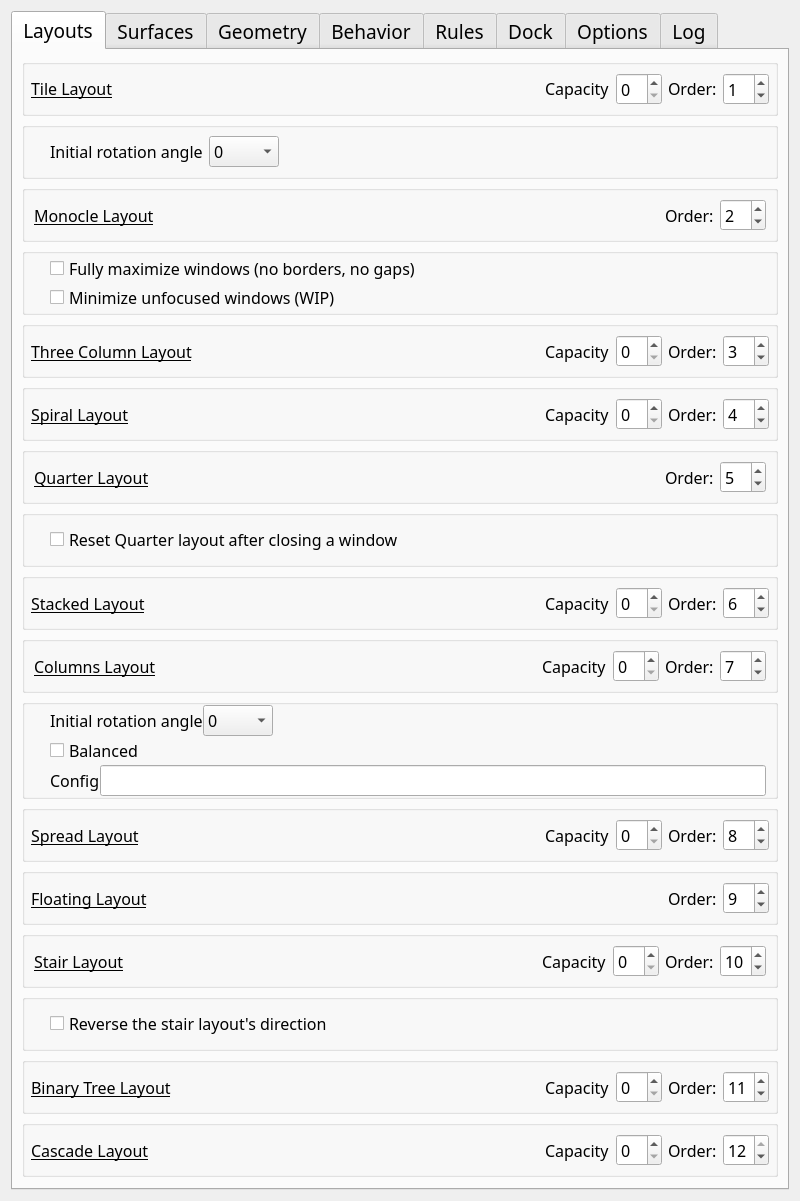
This is res/config.ui in AndyEveritt/Krohnkite as Qt 5 draws it before an edit. The edited form follows.
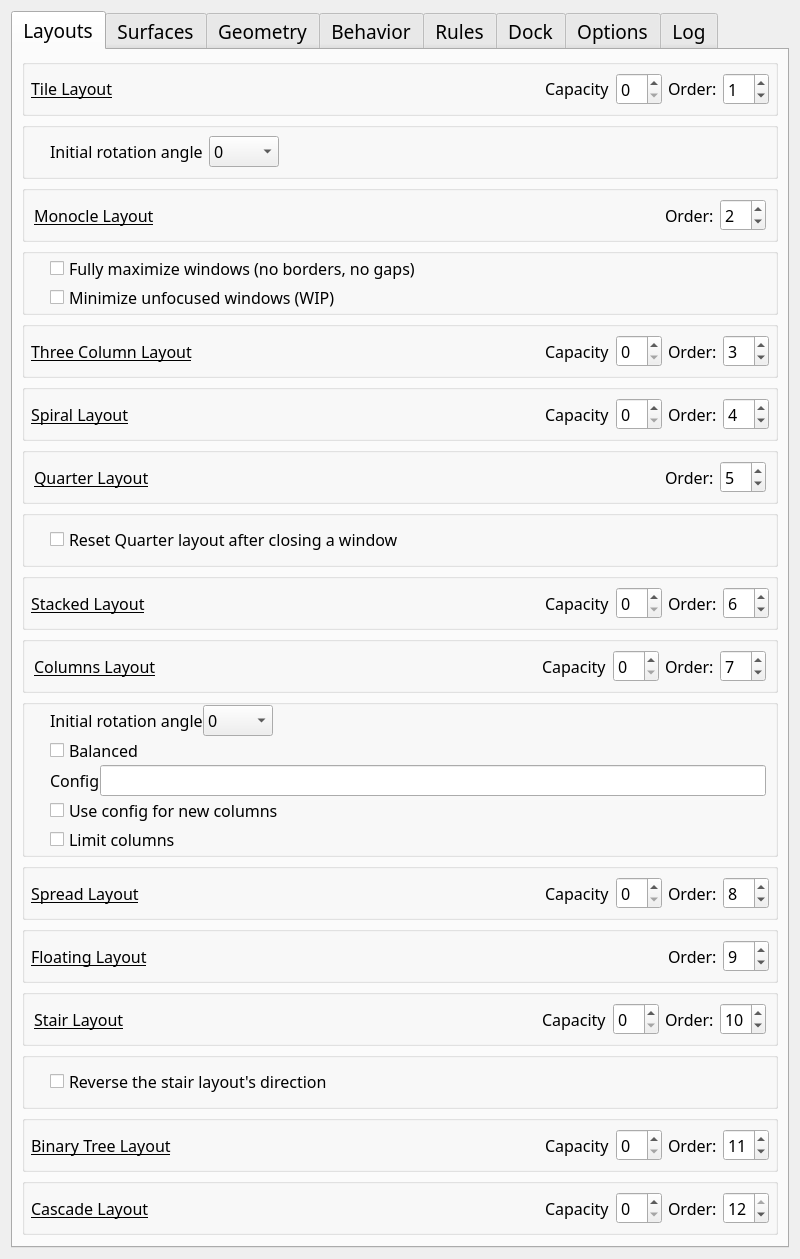
This is the edited form. Custom widgets are drawn as their Qt base class.

Commit message: ADD: Limit columns according to columns layout configuration

Diff of the .ui file:
```diff
--- a/res/config.ui
+++ b/res/config.ui
@@ -1371,6 +1371,42 @@
             </item>
            </layout>
           </item>
+          <item>
+           <widget class="QCheckBox" name="kcfg_columnsApplyConfOnNewColumns">
+            <property name="font">
+             <font>
+              <family>Noto Sans</family>
+              <pointsize>12</pointsize>
+              <italic>false</italic>
+              <bold>false</bold>
+             </font>
+            </property>
+            <property name="toolTip">
+             <string>Apply the "Config" to newly added columns.</string>
+            </property>
+            <property name="text">
+             <string>Use config for new columns</string>
+            </property>
+           </widget>
+          </item>
+          <item>
+           <widget class="QCheckBox" name="kcfg_columnsLimitColumns">
+            <property name="font">
+             <font>
+              <family>Noto Sans</family>
+              <pointsize>12</pointsize>
+              <italic>false</italic>
+              <bold>false</bold>
+             </font>
+            </property>
+            <property name="toolTip">
+             <string>Limit the maximum number of columns in the columns layout according to the "Config".</string>
+            </property>
+            <property name="text">
+             <string>Limit columns</string>
+            </property>
+           </widget>
+          </item>
          </layout>
         </widget>
        </item>
```
The commit also changes 5 other files.
